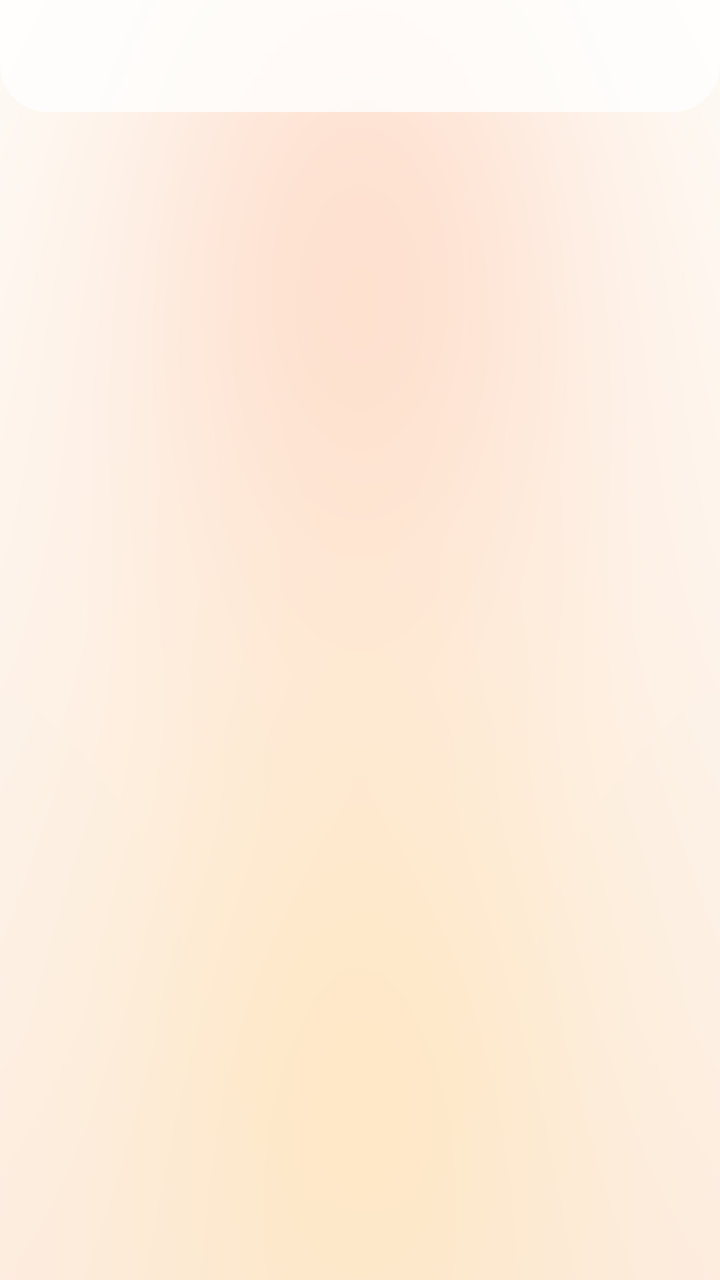
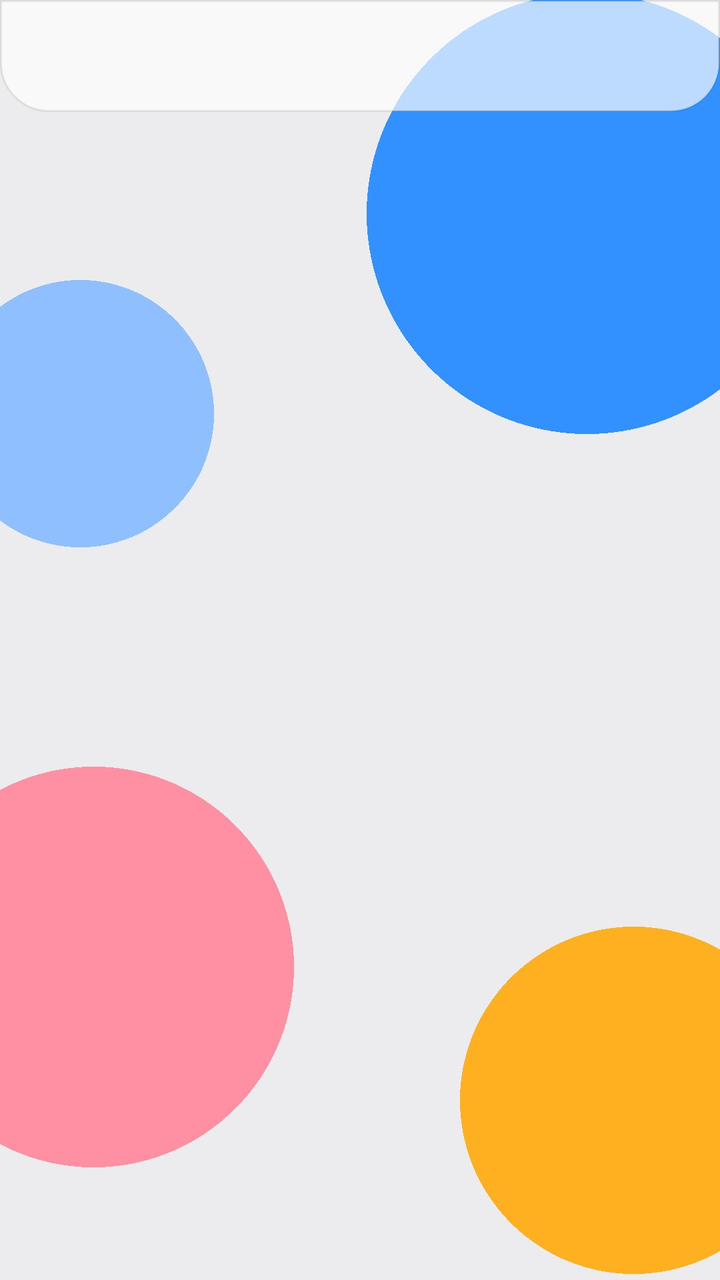

Screens rendered from an Android XML layout before and after an edit, with the pre-edit source and the edit as a unified diff.
<!-- AndroidManifest.xml: application theme Theme.BlackBox -->
<!-- res/layout/activity_setting.xml -->
<?xml version="1.0" encoding="utf-8"?>
<androidx.constraintlayout.widget.ConstraintLayout xmlns:android="http://schemas.android.com/apk/res/android"
        xmlns:app="http://schemas.android.com/apk/res-auto"
        xmlns:tools="http://schemas.android.com/tools"
        android:layout_width="match_parent"
        android:background="@drawable/bg_dawn"
        android:layout_height="match_parent"
        tools:context=".view.setting.SettingActivity">

    <include
            android:id="@+id/toolbar_layout"
            layout="@layout/view_toolbar"
            android:layout_width="match_parent"
            android:layout_height="wrap_content"
            app:layout_constraintTop_toTopOf="parent" />

    <androidx.fragment.app.FragmentContainerView
            android:id="@+id/fragment"
            android:layout_width="match_parent"
            android:layout_height="0dp"
            app:layout_constraintBottom_toBottomOf="parent"
            app:layout_constraintTop_toBottomOf="@id/toolbar_layout" />
</androidx.constraintlayout.widget.ConstraintLayout>
<!-- res/layout/view_toolbar.xml (included above) -->
<?xml version="1.0" encoding="utf-8"?>
<com.google.android.material.appbar.MaterialToolbar xmlns:android="http://schemas.android.com/apk/res/android"
        xmlns:app="http://schemas.android.com/apk/res-auto"
        android:id="@+id/toolbar"
        android:layout_width="match_parent"
        android:layout_height="wrap_content"
        android:theme="@style/ToolBarColorStyle"
        android:background="@drawable/bg_glass_topbar"
        app:subtitleTextColor="@color/primary_text"
        app:titleTextColor="@color/primary_text">

</com.google.android.material.appbar.MaterialToolbar>
<!-- resources referenced by this layout -->
<resources>
  <color name="primary_text">#221C19</color>
  <!-- drawable bg_dawn: jpg bitmap (drawable, 43299 bytes) -->
  <!-- drawable bg_glass_topbar (drawable) -->
  <?xml version="1.0" encoding="utf-8"?>
  <shape xmlns:android="http://schemas.android.com/apk/res/android"
      android:shape="rectangle">
      <solid android:color="#CCFFFFFF" />
      <corners
          android:bottomLeftRadius="24dp"
          android:bottomRightRadius="24dp"
          android:topLeftRadius="0dp"
          android:topRightRadius="0dp" />
  </shape>
  <style name="ToolBarColorStyle" parent="ThemeOverlay.AppCompat.ActionBar">
          <item name="actionMenuTextColor">@color/primary_text</item>
          <item name="colorControlNormal">@color/primary_text</item>
          <item name="android:forceDarkAllowed" tools:targetApi="q">false</item>
      </style>
  <style name="Theme.BlackBox" parent="Theme.MaterialComponents.DayNight.NoActionBar">
          <item name="colorPrimary">@color/brand_coral</item>
          <item name="colorPrimaryVariant">#E85A46</item>
          <item name="colorOnPrimary">@color/white</item>
          <item name="colorSecondary">@color/accent</item>
          <item name="colorSecondaryVariant">@color/brand_coral</item>
          <item name="colorOnSecondary">@color/white</item>
          <item name="colorSurface">@color/surface</item>
          <item name="android:windowBackground">@color/background</item>
          <item name="android:textColorPrimary">@color/primary_text</item>
          <item name="android:textColorSecondary">@color/secondary_text</item>
          <item name="android:statusBarColor" tools:targetApi="l">@color/background</item>
          <item name="android:windowLightStatusBar" tools:targetApi="m">true</item>
          <item name="actionMenuTextColor">@color/primary_text</item>
          <item name="android:forceDarkAllowed" tools:targetApi="q">false</item>
          
          <item name="android:popupMenuStyle">@style/GlassPopupMenu</item>
          <item name="popupMenuStyle">@style/GlassPopupMenu</item>
          
          <item name="md_background_color">@color/glass_bg</item>
          <item name="md_color_title">@color/primary_text</item>
          <item name="md_color_content">@color/primary_text</item>
          <item name="md_color_button_text">@color/accent</item>
          <item name="md_color_hint">@color/secondary_text</item>
          <item name="md_color_widget">@color/accent</item>
          <item name="md_color_widget_unchecked">@color/secondary_text</item>
          <item name="md_divider_color">#1F000000</item>
          <item name="md_corner_radius">28dp</item>
      </style>
  <color name="brand_coral">#FF6B57</color>
  <color name="white">#FFFFFFFF</color>
  <color name="accent">#FF6B57</color>
  <color name="surface">#FFFFFF</color>
  <color name="background">#FFF7F2</color>
  <color name="secondary_text">#8A7F78</color>
  <style name="GlassPopupMenu" parent="Widget.AppCompat.PopupMenu">
          <item name="android:popupBackground">@drawable/bg_glass_menu</item>
      </style>
  <color name="glass_bg">#B3FFFFFF</color>
  <!-- drawable bg_glass_menu (drawable) -->
  <?xml version="1.0" encoding="utf-8"?>
  <shape xmlns:android="http://schemas.android.com/apk/res/android"
      android:shape="rectangle">
      <solid android:color="@color/glass_bg" />
      <stroke android:width="1dp" android:color="#1A000000" />
      <corners android:radius="16dp" />
  </shape>
</resources>

<!-- the commit's change to res/layout/activity_setting.xml (unified diff, before → after) -->
@@ -3,7 +3,7 @@
         xmlns:app="http://schemas.android.com/apk/res-auto"
         xmlns:tools="http://schemas.android.com/tools"
         android:layout_width="match_parent"
-        android:background="@drawable/bg_dawn"
+        android:background="@drawable/bg_stage"
         android:layout_height="match_parent"
         tools:context=".view.setting.SettingActivity">
 
<!-- resource entries referenced after the edit -->
@@ -1,29 +1,30 @@
 <!-- resources referenced by this layout -->
 <resources>
-  <color name="primary_text">#221C19</color>
-  <!-- drawable bg_dawn: jpg bitmap (drawable, 43299 bytes) -->
+  <color name="primary_text">#0B0B0C</color>
   <!-- drawable bg_glass_topbar (drawable) -->
   <?xml version="1.0" encoding="utf-8"?>
   <shape xmlns:android="http://schemas.android.com/apk/res/android"
       android:shape="rectangle">
-      <solid android:color="#CCFFFFFF" />
+      <solid android:color="@color/glass_bg" />
+      <stroke android:width="1dp" android:color="@color/border" />
       <corners
           android:bottomLeftRadius="24dp"
           android:bottomRightRadius="24dp"
           android:topLeftRadius="0dp"
           android:topRightRadius="0dp" />
   </shape>
+  <!-- drawable bg_stage: jpg bitmap (drawable, 58110 bytes) -->
   <style name="ToolBarColorStyle" parent="ThemeOverlay.AppCompat.ActionBar">
           <item name="actionMenuTextColor">@color/primary_text</item>
           <item name="colorControlNormal">@color/primary_text</item>
           <item name="android:forceDarkAllowed" tools:targetApi="q">false</item>
       </style>
   <style name="Theme.BlackBox" parent="Theme.MaterialComponents.DayNight.NoActionBar">
-          <item name="colorPrimary">@color/brand_coral</item>
-          <item name="colorPrimaryVariant">#E85A46</item>
+          <item name="colorPrimary">@color/brand</item>
+          <item name="colorPrimaryVariant">@color/brand_dark</item>
           <item name="colorOnPrimary">@color/white</item>
           <item name="colorSecondary">@color/accent</item>
-          <item name="colorSecondaryVariant">@color/brand_coral</item>
+          <item name="colorSecondaryVariant">@color/brand</item>
           <item name="colorOnSecondary">@color/white</item>
           <item name="colorSurface">@color/surface</item>
           <item name="android:windowBackground">@color/background</item>
@@ -44,26 +45,28 @@
           <item name="md_color_hint">@color/secondary_text</item>
           <item name="md_color_widget">@color/accent</item>
           <item name="md_color_widget_unchecked">@color/secondary_text</item>
-          <item name="md_divider_color">#1F000000</item>
+          <item name="md_divider_color">@color/border</item>
           <item name="md_corner_radius">28dp</item>
       </style>
-  <color name="brand_coral">#FF6B57</color>
   <color name="white">#FFFFFFFF</color>
-  <color name="accent">#FF6B57</color>
+  <color name="accent">#3291FF</color>
   <color name="surface">#FFFFFF</color>
-  <color name="background">#FFF7F2</color>
-  <color name="secondary_text">#8A7F78</color>
+  <color name="background">#FBFBFC</color>
+  <color name="secondary_text">#66666E</color>
   <style name="GlassPopupMenu" parent="Widget.AppCompat.PopupMenu">
           <item name="android:popupBackground">@drawable/bg_glass_menu</item>
       </style>
-  <color name="glass_bg">#B3FFFFFF</color>
+  <color name="glass_bg">#ADFFFFFF</color>
+  <color name="border">#14000000</color>
+  <color name="brand">#3291FF</color>
+  <color name="brand_dark">#1F6FEB</color>
   <!-- drawable bg_glass_menu (drawable) -->
   <?xml version="1.0" encoding="utf-8"?>
   <shape xmlns:android="http://schemas.android.com/apk/res/android"
       android:shape="rectangle">
       <solid android:color="@color/glass_bg" />
-      <stroke android:width="1dp" android:color="#1A000000" />
-      <corners android:radius="16dp" />
+      <stroke android:width="1dp" android:color="@color/border" />
+      <corners android:radius="20dp" />
   </shape>
 </resources>
 
